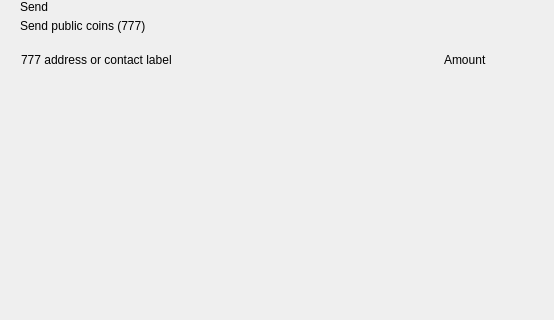
Before: the Qt Designer form src/qt/pivx/forms/send.ui in decenomy/DSW, drawn with Qt 5; both pictures show x 0 to 554 and y 0 to 320 of the 893 by 700 pixel window.
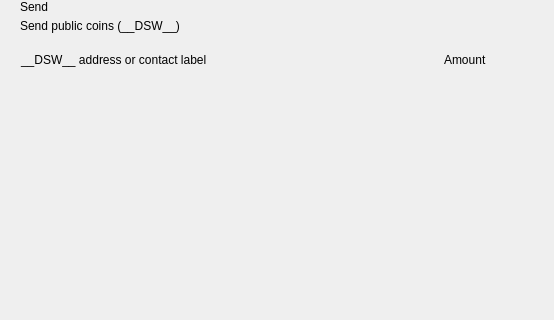
After: the same form once the commit is applied. Custom widgets are drawn as their Qt base class.

The edit to the form file:
```diff
--- a/src/qt/pivx/forms/send.ui
+++ b/src/qt/pivx/forms/send.ui
@@ -81,7 +81,7 @@
             <item>
              <widget class="QLabel" name="labelSubtitle1">
               <property name="text">
-               <string>Send public coins (777)</string>
+               <string>Send public coins (__DSW__)</string>
               </property>
              </widget>
             </item>
@@ -141,7 +141,7 @@
              <string notr="true">margin-left:8px;</string>
             </property>
             <property name="text">
-             <string>777 address or contact label</string>
+             <string>__DSW__ address or contact label</string>
             </property>
            </widget>
           </item>
```
